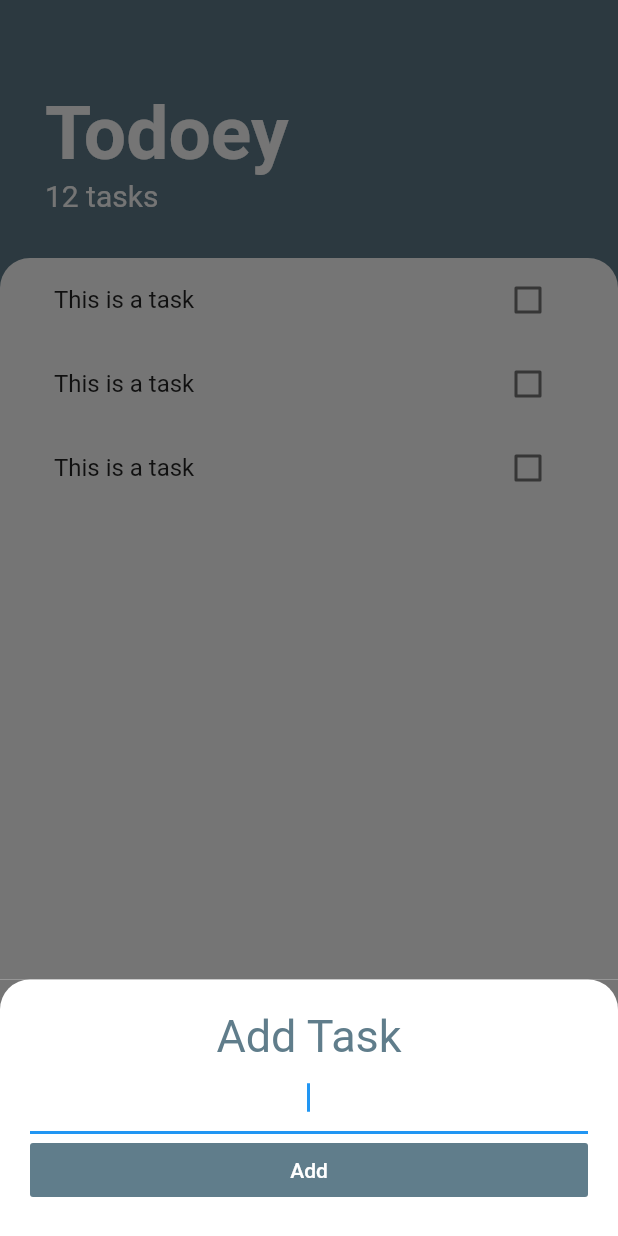
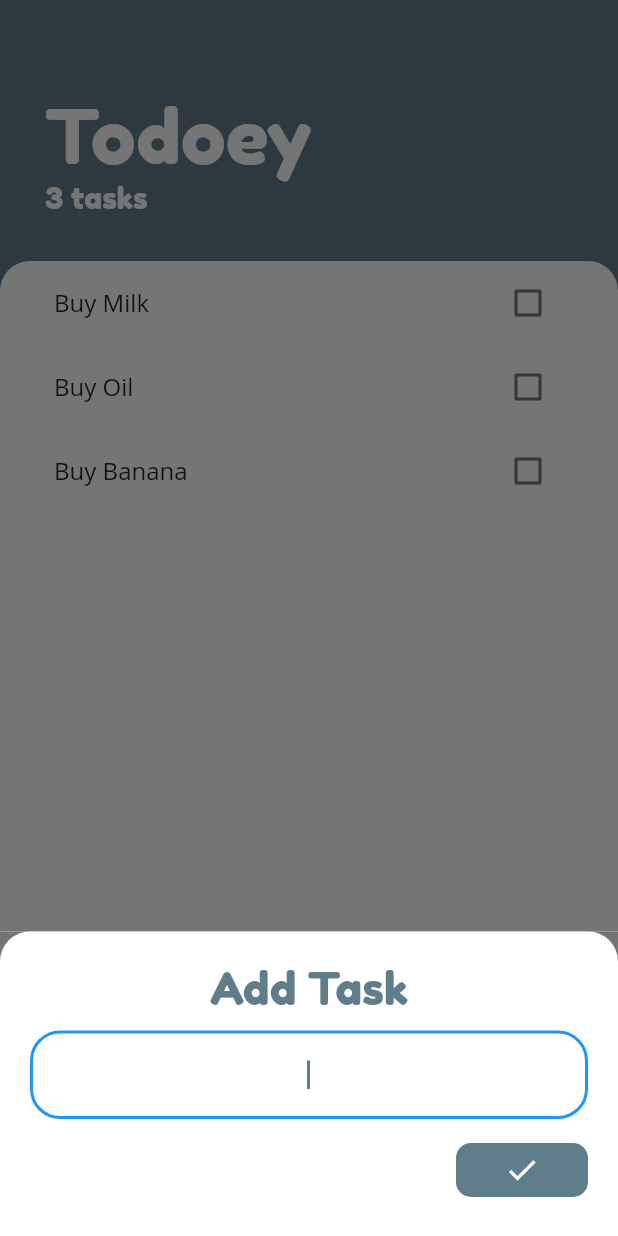
Before and after one commit to harshs0203/todoeyy, a Flutter app: the screen it shows after launch, after a tap on the "add" icon, on a phone screen of 412 x 824 dp. Run offline on Flutter 3.47's test engine with Material 2 defaults, Android fonts, the phone set to English and light mode, and no system bars.

Commit message:
UI changed

```diff
--- a/lib/Screens/Task.dart
+++ b/lib/Screens/Task.dart
@@ -1,42 +1,70 @@
 import 'package:flutter/material.dart';
 import 'package:todoeyy/Widgets/task_list.dart';
 import 'package:todoeyy/Screens/addTask.dart';
-class TasksScreen extends StatelessWidget {
+import 'package:todoeyy/modals/tasks.dart';
+
+class TasksScreen extends StatefulWidget {
+  @override
+  _TasksScreenState createState() => _TasksScreenState();
+}
+
+class _TasksScreenState extends State<TasksScreen> {
+  List<Task> task =
+  [
+    Task(name: 'Buy Milk'),
+    Task(name: 'Buy Oil'),
+    Task(name: 'Buy Banana'),
+  ];
+
   @override
   Widget build(BuildContext context) {
     return Scaffold(
       backgroundColor: Colors.blueGrey,
       floatingActionButton: FloatingActionButton(
           backgroundColor: Colors.blueGrey,
-          child: Icon(Icons.add),
-          onPressed: (){
-          showModalBottomSheet(context: context, isScrollControlled: true,builder: (context) =>
-          SingleChildScrollView(
+          child: Icon(
+            Icons.add,
+            color: Colors.white,
+          ),
+          onPressed: () {
+            showModalBottomSheet(
+                context: context,
+                isScrollControlled: true,
+                builder: (context) => SingleChildScrollView(
                       child: Container(
-             padding: EdgeInsets.only(bottom: MediaQuery.of(context).viewInsets.bottom),
-             child: AddTask(),
+                        padding: EdgeInsets.only(
+                            bottom: MediaQuery.of(context).viewInsets.bottom),
+                        child: AddTask(addTaskCallBack: (newTaskTile){
+                          setState(() {
+                            task.add(Task(name: newTaskTile));
+                          });
+                          Navigator.pop(context);
+                        }),
                       ),
-          )
-          );
-          }
-      ),
+                    ));
+          }),
       body: Column(
         crossAxisAlignment: CrossAxisAlignment.start,
         children: <Widget>[
           Container(
-            padding: EdgeInsets.only(top: 60.0,left: 30.0,right: 30.0,bottom: 30.0),
+            padding: EdgeInsets.only(
+                top: 60.0, left: 30.0, right: 30.0, bottom: 30.0),
             child: Column(
               crossAxisAlignment: CrossAxisAlignment.start,
               children: <Widget>[
-                Text('Todoey',
+                Text(
+                  'Todoey',
                   style: TextStyle(
+                    fontFamily: 'Fredoka',
                     color: Colors.white,
                     fontSize: 50.0,
-                  fontWeight: FontWeight.w700,
+                    fontWeight: FontWeight.w500,
                   ),
                 ),
-                Text('12 tasks',
+                Text(
+                  '${task.length} tasks',
                   style: TextStyle(
+                    fontFamily: 'Fredoka',
                     color: Colors.white,
                     fontSize: 20.0,
                   ),
@@ -55,7 +83,7 @@ class TasksScreen extends StatelessWidget {
                   topRight: Radius.circular(20.0),
                 ),
               ),
-              child: TasksList(),
+              child: TasksList(tasks: task),
             ),
           ),
         ],
--- a/lib/Screens/addTask.dart
+++ b/lib/Screens/addTask.dart
@@ -2,8 +2,14 @@ import 'package:flutter/cupertino.dart';
 import 'package:flutter/material.dart';
 
 class AddTask extends StatelessWidget {
+
+  final Function addTaskCallBack;
+
+   AddTask({this.addTaskCallBack});
+
   @override
   Widget build(BuildContext context) {
+     String newTaskTitle;
     return Container(
       color: Color(0Xff757575),
       child: Container(
@@ -16,32 +22,51 @@ class AddTask extends StatelessWidget {
           ),
         ),
         child: Column(
-          crossAxisAlignment: CrossAxisAlignment.stretch,
+          //crossAxisAlignment: CrossAxisAlignment.stretch,
           children: <Widget>[
             Text('Add Task',
             textAlign: TextAlign.center,
             style: TextStyle(
+              fontFamily: 'Fredoka',
               fontSize: 30.0,
               color: Colors.blueGrey,
             ),
             ),
+            SizedBox(
+              height: 10.0,
+            ),
             TextField(
+              cursorColor: Colors.blueGrey,
               autofocus: true,
               decoration: InputDecoration(
-                focusColor: Colors.blueGrey,
+                border: OutlineInputBorder(
+                  borderSide: BorderSide(color: Colors.blueGrey,width: 5.0),
+                  borderRadius: BorderRadius.all(Radius.circular(20.0),),
+                ),
               ),
               textAlign: TextAlign.center,
+              onChanged: (newText){
+                newTaskTitle= newText;
+              },
             ),
-            FlatButton(
-                onPressed: (){
-
-                },
-                child: Text('Add',
-                style: TextStyle(
+            SizedBox(
+              height: 10.0,
+            ),
+            Container(
+              alignment: Alignment.centerRight,
+              child: FlatButton(
+                shape: new RoundedRectangleBorder(
+                  borderRadius: new BorderRadius.circular(10.0),
+                ),
+                  onPressed: (){
+                   addTaskCallBack(newTaskTitle);
+                  },
+                child: Icon(
+                  Icons.done,
                   color: Colors.white,
                 ),
-                ),
-              color: Colors.blueGrey,
+                color: Colors.blueGrey,
+              ),
             ),
           ],
         ),
--- a/lib/Widgets/task_list.dart
+++ b/lib/Widgets/task_list.dart
@@ -1,14 +1,33 @@
 import 'package:flutter/material.dart';
 import 'task_tile.dart';
-class TasksList extends StatelessWidget {
+import 'package:todoeyy/modals/tasks.dart';
+
+class TasksList extends StatefulWidget {
+
+  final List<Task> tasks;
+
+  TasksList({this.tasks});
+
+  @override
+  _TasksListState createState() => _TasksListState();
+}
+
+class _TasksListState extends State<TasksList> {
+
   @override
   Widget build(BuildContext context) {
-    return ListView(
-      children: <Widget>[
-        TaskTile(),
-        TaskTile(),
-        TaskTile(),
-      ],
+    return ListView.builder(itemBuilder: (context, index) {
+      return TaskTile(
+          taskTitle: widget.tasks[index].name,
+          isChecked: widget.tasks[index].isDone,
+        checkBoxCallBack:  (bool checkBoxState) {
+          setState(() {
+            widget.tasks[index].toggleDone();
+          });
+        },
+      );
+    },
+    itemCount: widget.tasks.length,
     );
   }
 }
--- a/lib/Widgets/task_tile.dart
+++ b/lib/Widgets/task_tile.dart
@@ -1,44 +1,27 @@
 import 'package:flutter/material.dart';
 
-class TaskTile extends StatefulWidget {
-  @override
-  _TaskTileState createState() => _TaskTileState();
-}
+class TaskTile extends StatelessWidget {
 
-class _TaskTileState extends State<TaskTile> {
-  bool isChecked = false;
+  final bool isChecked ;
+  final String taskTitle ;
+  final Function checkBoxCallBack;
+  TaskTile({this.isChecked,this.taskTitle,this.checkBoxCallBack});
 
   @override
   Widget build(BuildContext context) {
     return ListTile(
       title: Text(
-        'This is a task',
+        taskTitle,
         style: TextStyle(
           decoration: isChecked ? TextDecoration.lineThrough : null,
+          fontFamily: 'OpenSans',
         ),
       ),
-      trailing: TaskCheckBox(
-          checkBoxState: isChecked,
-          toggleCheckBox: (bool checkBoxState) {
-            setState(() {
-              isChecked = checkBoxState;
-            });
-          }),
+      trailing: Checkbox(
+      activeColor: Colors.blueGrey,
+    value: isChecked,
+    onChanged: checkBoxCallBack,
+    ),
     );
   }
 }
-
-class TaskCheckBox extends StatelessWidget {
-  TaskCheckBox({this.checkBoxState, this.toggleCheckBox});
-
-  final bool checkBoxState;
-  final Function toggleCheckBox;
-  @override
-  Widget build(BuildContext context) {
-    return Checkbox(
-      activeColor: Colors.blueGrey,
-      value: checkBoxState,
-      onChanged: toggleCheckBox,
-    );
-  }
-}
--- a/lib/main.dart
+++ b/lib/main.dart
@@ -9,6 +9,10 @@ class MyApp extends StatelessWidget {
   @override
   Widget build(BuildContext context) {
     return MaterialApp(
+      theme: ThemeData(
+        primaryColor: Colors.blueGrey,
+        accentColor: Colors.white,
+      ),
       home: TasksScreen(),
     );
   }
--- /dev/null
+++ b/lib/modals/tasks.dart
@@ -0,0 +1,13 @@
+class Task{
+  final String name;
+  bool isDone;
+
+  Task({
+   this.name,
+   this.isDone = false,
+});
+
+  void toggleDone(){
+    isDone = !isDone;
+  }
+}
```
Also changed, not shown: pubspec.yaml (+7 -19 lines), fonts/FredokaOne-Regular.ttf (added), fonts/OpenSans-Regular.ttf (added). Lines whose indentation alone changed are shown as unchanged.
